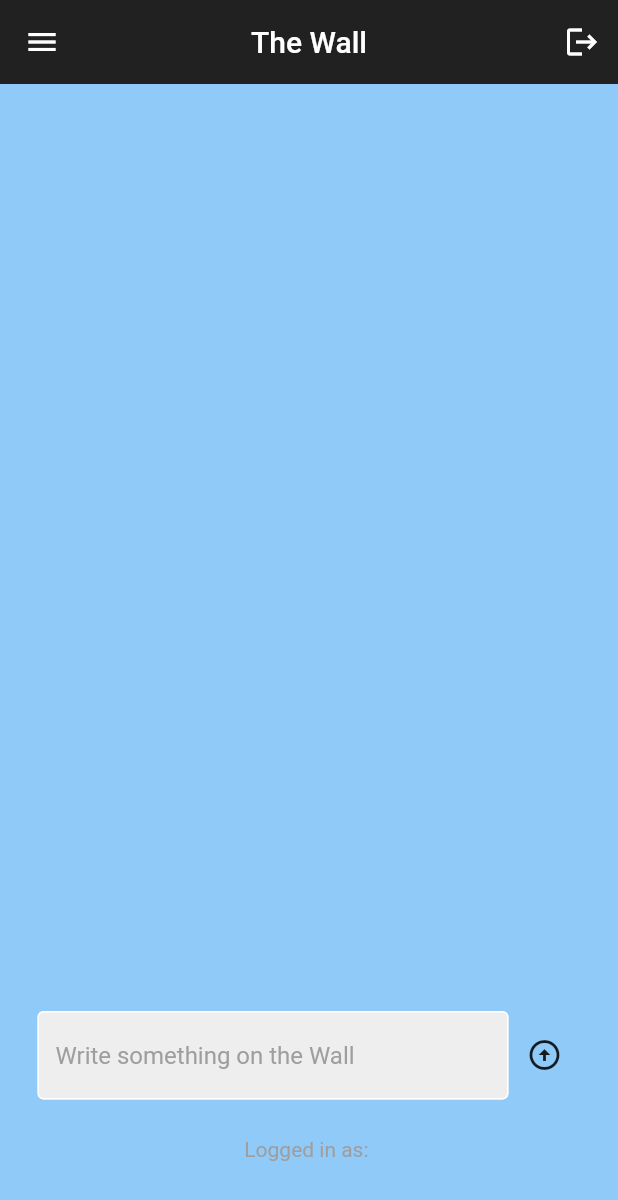
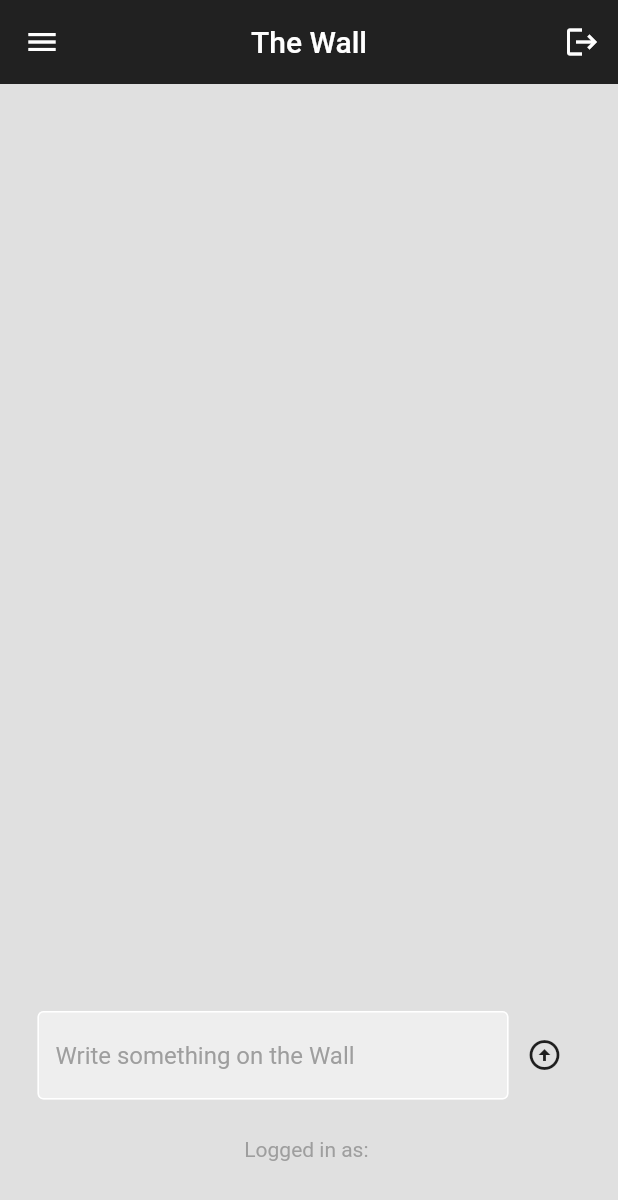
Before and after one commit to ganesh-vallabhareddy/The-Wall-, a Flutter app: the screen it shows once a user with an empty profile is signed in, on a phone screen of 412 x 824 dp. Shown: the top 1200 px of the screen. Run offline on Flutter 3.47's test engine with Material 2 defaults, Android fonts, the phone set to English and light mode, and no system bars; our stand-ins replace cloud_firestore, firebase_auth, firebase_core; accounts and stored records are empty; network calls fail.

Commit message:
modified:   lib/components/comment.dart modified:   lib/main.dart modified:   lib/pages/home_page.dart deleted:    lib/themes/dark _theme.dart deleted:    lib/themes/light_theme.dart

```diff
--- a/lib/components/comment.dart
+++ b/lib/components/comment.dart
@@ -34,10 +34,6 @@ class Comment extends StatelessWidget {
               user,
               style: TextStyle(color: Colors.grey[400]),
             ),
-            Text(
-              " . ",
-              style: TextStyle(color: Colors.grey[400]),
-            ),
           ],
         )
       ]),
--- a/lib/main.dart
+++ b/lib/main.dart
@@ -1,8 +1,7 @@
 import 'package:firebase_core/firebase_core.dart';
 import 'package:flutter/material.dart';
 import 'package:wall/firebase_options.dart';
-import 'package:wall/themes/dark%20_theme.dart';
-import 'package:wall/themes/light_theme.dart';
+
 import 'auth/auth.dart';
 
 void main() async {
@@ -20,8 +19,6 @@ class MyApp extends StatelessWidget {
   Widget build(BuildContext context) {
     return MaterialApp(
       debugShowCheckedModeBanner: false,
-      theme: lightTheme,
-      darkTheme: darkTheme,
       home: AuthPage(),
     );
   }
--- a/lib/pages/home_page.dart
+++ b/lib/pages/home_page.dart
@@ -52,7 +52,7 @@ class _HomePageState extends State<HomePage> {
   @override
   Widget build(BuildContext context) {
     return Scaffold(
-      backgroundColor: Theme.of(context).colorScheme.background,
+      backgroundColor: Colors.grey[300],
       appBar: AppBar(
         title: Text('The Wall'),
         centerTitle: true,
--- a/lib/themes/dark _theme.dart
+++ /dev/null
@@ -1,7 +0,0 @@
-import 'package:flutter/material.dart';
-
-ThemeData darkTheme = ThemeData(
-    brightness: Brightness.dark,
-    colorScheme: ColorScheme.dark(
-      background: Colors.black,
-    ));
--- a/lib/themes/light_theme.dart
+++ /dev/null
@@ -1,5 +0,0 @@
-import 'package:flutter/material.dart';
-
-ThemeData lightTheme = ThemeData(
-  brightness: Brightness.light,
-);
```
